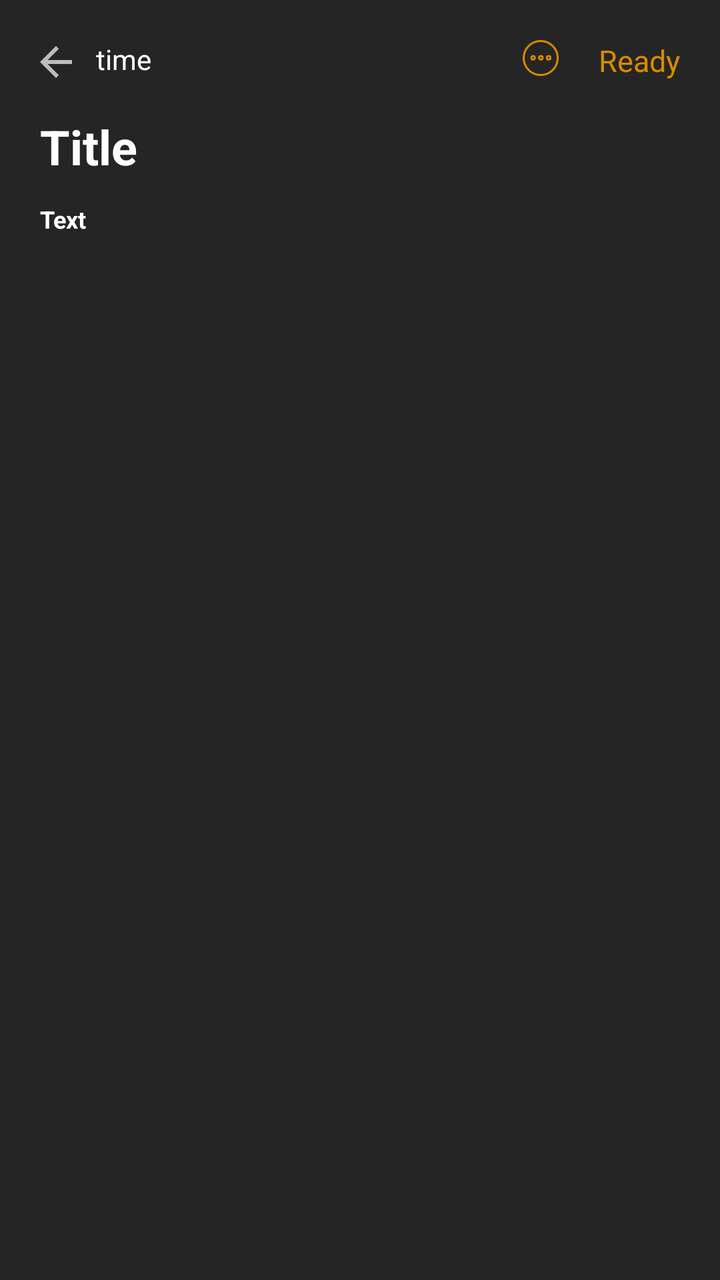
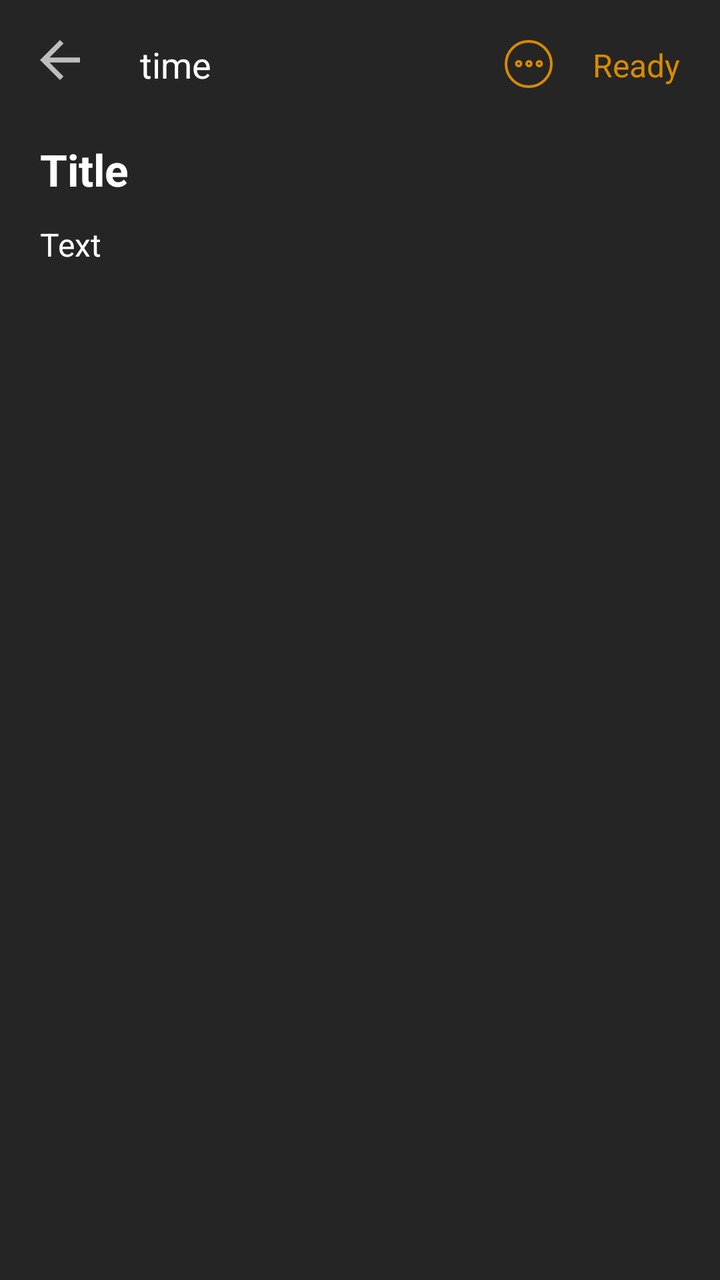

Screens rendered from an Android XML layout before and after an edit, with the pre-edit source and the edit as a unified diff.
<!-- AndroidManifest.xml: application theme Theme.Notes -->
<!-- res/layout/fragment_note.xml -->
<?xml version="1.0" encoding="utf-8"?>
<androidx.constraintlayout.widget.ConstraintLayout xmlns:android="http://schemas.android.com/apk/res/android"
    xmlns:app="http://schemas.android.com/apk/res-auto"
    xmlns:tools="http://schemas.android.com/tools"
    android:layout_width="match_parent"
    android:layout_height="match_parent"
    android:background="@color/dark_gray"
    tools:context=".ui.NoteFragment">

    <FrameLayout
        android:id="@+id/box1"
        android:layout_width="0dp"
        android:layout_height="22dp"
        android:layout_marginHorizontal="20dp"
        android:layout_marginTop="20dp"
        app:layout_constraintEnd_toStartOf="@id/btnReady"
        app:layout_constraintStart_toStartOf="parent"
        app:layout_constraintTop_toTopOf="parent">

        <ImageView
            android:id="@+id/btnBack"
            android:layout_width="16dp"
            android:layout_height="match_parent"
            android:layout_gravity="start"
            android:src="@drawable/img_back" />

        <TextView
            android:id="@+id/tvTime"
            android:layout_width="wrap_content"
            android:layout_height="match_parent"
            android:layout_gravity="start"
            android:layout_marginStart="28dp"
            android:text="@string/time"
            android:textColor="@color/white"
            android:textSize="14sp" />

        <ImageView
            android:id="@+id/btnOptions"
            android:layout_width="18dp"
            android:layout_height="18dp"
            android:layout_gravity="end"
            android:src="@drawable/img_color_pick_unselected" />

    </FrameLayout>

    <TextView
        android:id="@+id/btnReady"
        android:layout_width="wrap_content"
        android:layout_height="wrap_content"
        android:layout_marginEnd="20dp"
        android:text="@string/ready"
        android:textColor="@color/orange"
        android:textSize="15sp"
        app:layout_constraintEnd_toEndOf="parent"
        app:layout_constraintTop_toTopOf="@id/box1" />

    <LinearLayout
        android:layout_width="match_parent"
        android:layout_height="match_parent"
        android:layout_marginHorizontal="20dp"
        android:layout_marginTop="57dp"
        android:orientation="vertical">


        <EditText
            android:id="@+id/title"
            android:layout_width="match_parent"
            android:layout_height="wrap_content"
            android:layout_gravity="start|top"
            android:background="@null"
            android:hint="@string/title"
            android:textAlignment="textStart"
            android:textColorHint="@color/white"
            android:textSize="24sp"
            android:textStyle="bold" />

        <EditText
            android:id="@+id/text"
            android:layout_width="match_parent"
            android:layout_height="wrap_content"
            android:layout_gravity="start|top"
            android:layout_marginTop="12dp"
            android:background="@null"
            android:hint="@string/text"
            android:textAlignment="textStart"
            android:textColorHint="@color/white"
            android:textSize="12sp"
            android:textStyle="bold" />
    </LinearLayout>

    <androidx.cardview.widget.CardView
        android:id="@+id/options"
        android:layout_width="152dp"
        android:layout_height="140dp"
        android:backgroundTint="@color/gray"
        android:visibility="gone"
        app:cardCornerRadius="4dp"
        app:layout_constraintEnd_toEndOf="@id/box1"
        app:layout_constraintTop_toBottomOf="@id/box1">

        <FrameLayout
            android:layout_width="match_parent"
            android:layout_height="match_parent">

            <FrameLayout
                android:layout_width="match_parent"
                android:layout_height="30dp"
                android:layout_gravity="top"
                android:paddingHorizontal="12dp"
                android:paddingTop="8dp"
                android:paddingBottom="4dp">

                <TextView
                    android:layout_width="wrap_content"
                    android:layout_height="wrap_content"
                    android:text="@string/delete"
                    android:textColor="@color/red"
                    android:textSize="12sp" />

                <ImageView
                    android:id="@+id/btnDelete"
                    android:layout_width="18dp"
                    android:layout_height="18dp"
                    android:layout_gravity="end"
                    android:padding="3dp"
                    android:src="@drawable/img_trash" />

            </FrameLayout>

            <TextView
                android:layout_width="wrap_content"
                android:layout_height="wrap_content"
                android:layout_marginHorizontal="12dp"
                android:layout_marginTop="38dp"
                android:text="@string/change_color"
                android:textColor="@color/white"
                android:textSize="12sp" />

            <FrameLayout
                android:layout_width="match_parent"
                android:layout_height="68dp"
                android:layout_gravity="bottom"
                android:layout_marginHorizontal="12dp"
                android:layout_marginBottom="12dp">

                <LinearLayout
                    android:layout_width="match_parent"
                    android:layout_height="32dp"
                    android:layout_gravity="top">

                    <com.google.android.material.card.MaterialCardView
                        android:id="@+id/pick_yellow"
                        style="@style/ColorPick"
                        android:backgroundTint="@color/yellow_pick" />

                    <com.google.android.material.card.MaterialCardView
                        android:id="@+id/pick_purple"
                        style="@style/ColorPick"
                        android:layout_marginHorizontal="4dp"
                        android:backgroundTint="@color/purple_pick" />

                    <com.google.android.material.card.MaterialCardView
                        android:id="@+id/pick_pink"
                        style="@style/ColorPick"
                        android:backgroundTint="@color/pink_pick" />

                </LinearLayout>

                <LinearLayout
                    android:layout_width="match_parent"
                    android:layout_height="32dp"
                    android:layout_gravity="bottom">

                    <com.google.android.material.card.MaterialCardView
                        android:id="@+id/pick_red"
                        style="@style/ColorPick"
                        android:backgroundTint="@color/red_pick" />

                    <com.google.android.material.card.MaterialCardView
                        android:id="@+id/pick_green"
                        style="@style/ColorPick"
                        android:layout_marginHorizontal="4dp"
                        android:backgroundTint="@color/green_pick" />

                    <com.google.android.material.card.MaterialCardView
                        android:id="@+id/pick_blue"
                        style="@style/ColorPick"
                        android:backgroundTint="@color/blue_pick" />

                </LinearLayout>

            </FrameLayout>

        </FrameLayout>

    </androidx.cardview.widget.CardView>


</androidx.constraintlayout.widget.ConstraintLayout>
<!-- resources referenced by this layout -->
<resources>
  <color name="blue_pick">#9EFFFF</color>
  <color name="dark_gray">#252525</color>
  <color name="gray">#535353</color>
  <color name="green_pick">#91F48F</color>
  <color name="orange">#D88B02</color>
  <color name="pink_pick">#FD99FF</color>
  <color name="purple_pick">#B69CFF</color>
  <color name="red">#FF3B3B</color>
  <color name="red_pick">#FF9E9E</color>
  <color name="white">#FFFFFFFF</color>
  <color name="yellow_pick">#FFF599</color>
  <!-- drawable img_back (drawable) -->
  <vector xmlns:android="http://schemas.android.com/apk/res/android"
      android:width="16dp"
      android:height="16dp"
      android:viewportWidth="16"
      android:viewportHeight="16">
    <path
        android:pathData="M16,7H3.83L9.42,1.41L8,0L0,8L8,16L9.41,14.59L3.83,9H16V7Z"
        android:fillColor="#ffffff"
        android:fillAlpha="0.7"
        android:fillType="evenOdd"/>
  </vector>
  <!-- drawable img_color_pick_unselected (drawable) -->
  <vector xmlns:android="http://schemas.android.com/apk/res/android"
      android:width="18dp"
      android:height="18dp"
      android:viewportWidth="18"
      android:viewportHeight="18">
    <path
        android:strokeWidth="1"
        android:pathData="M9,9m-8.5,0a8.5,8.5 0,1 1,17 0a8.5,8.5 0,1 1,-17 0"
        android:fillColor="#00000000"
        android:strokeColor="#D88B02"/>
    <path
        android:strokeWidth="1"
        android:pathData="M5.241,8.886m-0.867,0a0.867,0.867 0,1 1,1.734 0a0.867,0.867 0,1 1,-1.734 0"
        android:fillColor="#000000"
        android:strokeColor="#D88B02"/>
    <path
        android:strokeWidth="1"
        android:pathData="M9.114,8.886m-0.867,0a0.867,0.867 0,1 1,1.734 0a0.867,0.867 0,1 1,-1.734 0"
        android:fillColor="#000000"
        android:strokeColor="#D88B02"/>
    <path
        android:strokeWidth="1"
        android:pathData="M12.987,8.886m-0.867,0a0.867,0.867 0,1 1,1.734 0a0.867,0.867 0,1 1,-1.734 0"
        android:fillColor="#000000"
        android:strokeColor="#D88B02"/>
  </vector>
  <!-- drawable img_trash (drawable) -->
  <vector xmlns:android="http://schemas.android.com/apk/res/android"
      android:width="12dp"
      android:height="14dp"
      android:viewportWidth="12"
      android:viewportHeight="14">
    <path
        android:pathData="M2.25,13.5C1.837,13.5 1.485,13.353 1.191,13.06C0.897,12.766 0.751,12.413 0.75,12V2.25H0V0.75H3.75V0H8.25V0.75H12V2.25H11.25V12C11.25,12.413 11.103,12.766 10.81,13.06C10.516,13.354 10.163,13.5 9.75,13.5H2.25ZM9.75,2.25H2.25V12H9.75V2.25ZM3.75,10.5H5.25V3.75H3.75V10.5ZM6.75,10.5H8.25V3.75H6.75V10.5Z"
        android:fillColor="#FF3B3B"/>
  </vector>
  <string name="change_color">Change color</string>
  <string name="delete">Delete</string>
  <string name="ready">Ready</string>
  <string name="text">Text</string>
  <string name="time">time</string>
  <string name="title">Title</string>
  <style name="ColorPick" parent="Widget.MaterialComponents.CardView">
          <item name="strokeColor">@color/orange</item>
          <item name="strokeWidth">0dp</item>
          <item name="cardCornerRadius">4dp</item>
          <item name="android:layout_width">40dp</item>
          <item name="android:layout_height">32dp</item>
      </style>
  <style name="Theme.Notes" parent="Base.Theme.Notes" />
  <style name="Base.Theme.Notes" parent="Theme.Material3.DayNight.NoActionBar">
          
          
      </style>
</resources>

<!-- the commit's change to res/layout/fragment_note.xml (unified diff, before → after) -->
@@ -5,12 +5,12 @@
     android:layout_width="match_parent"
     android:layout_height="match_parent"
     android:background="@color/dark_gray"
-    tools:context=".ui.NoteFragment">
+    tools:context=".ui.note.NoteFragment">
 
     <FrameLayout
         android:id="@+id/box1"
         android:layout_width="0dp"
-        android:layout_height="22dp"
+        android:layout_height="25dp"
         android:layout_marginHorizontal="20dp"
         android:layout_marginTop="20dp"
         app:layout_constraintEnd_toStartOf="@id/btnReady"
@@ -19,8 +19,8 @@
 
         <ImageView
             android:id="@+id/btnBack"
-            android:layout_width="16dp"
-            android:layout_height="match_parent"
+            android:layout_width="20dp"
+            android:layout_height="20dp"
             android:layout_gravity="start"
             android:src="@drawable/img_back" />
 
@@ -29,15 +29,15 @@
             android:layout_width="wrap_content"
             android:layout_height="match_parent"
             android:layout_gravity="start"
-            android:layout_marginStart="28dp"
+            android:layout_marginStart="50dp"
             android:text="@string/time"
             android:textColor="@color/white"
-            android:textSize="14sp" />
+            android:textSize="18sp" />
 
         <ImageView
             android:id="@+id/btnOptions"
-            android:layout_width="18dp"
-            android:layout_height="18dp"
+            android:layout_width="24dp"
+            android:layout_height="24dp"
             android:layout_gravity="end"
             android:src="@drawable/img_color_pick_unselected" />
 
@@ -50,7 +50,8 @@
         android:layout_marginEnd="20dp"
         android:text="@string/ready"
         android:textColor="@color/orange"
-        android:textSize="15sp"
+        android:textSize="16sp"
+        app:layout_constraintBottom_toBottomOf="@id/box1"
         app:layout_constraintEnd_toEndOf="parent"
         app:layout_constraintTop_toTopOf="@id/box1" />
 
@@ -58,7 +59,7 @@
         android:layout_width="match_parent"
         android:layout_height="match_parent"
         android:layout_marginHorizontal="20dp"
-        android:layout_marginTop="57dp"
+        android:layout_marginTop="70dp"
         android:orientation="vertical">
 
 
@@ -69,9 +70,10 @@
             android:layout_gravity="start|top"
             android:background="@null"
             android:hint="@string/title"
+            android:maxLines="1"
             android:textAlignment="textStart"
             android:textColorHint="@color/white"
-            android:textSize="24sp"
+            android:textSize="22sp"
             android:textStyle="bold" />
 
         <EditText
@@ -84,14 +86,13 @@
             android:hint="@string/text"
             android:textAlignment="textStart"
             android:textColorHint="@color/white"
-            android:textSize="12sp"
-            android:textStyle="bold" />
+            android:textSize="16sp" />
     </LinearLayout>
 
     <androidx.cardview.widget.CardView
         android:id="@+id/options"
-        android:layout_width="152dp"
-        android:layout_height="140dp"
+        android:layout_width="200dp"
+        android:layout_height="180dp"
         android:backgroundTint="@color/gray"
         android:visibility="gone"
         app:cardCornerRadius="4dp"
@@ -104,23 +105,23 @@
 
             <FrameLayout
                 android:layout_width="match_parent"
-                android:layout_height="30dp"
+                android:layout_height="50dp"
                 android:layout_gravity="top"
                 android:paddingHorizontal="12dp"
-                android:paddingTop="8dp"
-                android:paddingBottom="4dp">
+                android:paddingTop="12dp"
+                android:paddingBottom="6dp">
 
                 <TextView
                     android:layout_width="wrap_content"
                     android:layout_height="wrap_content"
                     android:text="@string/delete"
                     android:textColor="@color/red"
-                    android:textSize="12sp" />
+                    android:textSize="16sp" />
 
                 <ImageView
                     android:id="@+id/btnDelete"
-                    android:layout_width="18dp"
-                    android:layout_height="18dp"
+                    android:layout_width="20dp"
+                    android:layout_height="20dp"
                     android:layout_gravity="end"
                     android:padding="3dp"
                     android:src="@drawable/img_trash" />
@@ -131,21 +132,21 @@
                 android:layout_width="wrap_content"
                 android:layout_height="wrap_content"
                 android:layout_marginHorizontal="12dp"
-                android:layout_marginTop="38dp"
+                android:layout_marginTop="50dp"
                 android:text="@string/change_color"
                 android:textColor="@color/white"
-                android:textSize="12sp" />
+                android:textSize="14sp" />
 
             <FrameLayout
                 android:layout_width="match_parent"
-                android:layout_height="68dp"
+                android:layout_height="85dp"
                 android:layout_gravity="bottom"
                 android:layout_marginHorizontal="12dp"
                 android:layout_marginBottom="12dp">
 
                 <LinearLayout
                     android:layout_width="match_parent"
-                    android:layout_height="32dp"
+                    android:layout_height="wrap_content"
                     android:layout_gravity="top">
 
                     <com.google.android.material.card.MaterialCardView
@@ -156,7 +157,7 @@
                     <com.google.android.material.card.MaterialCardView
                         android:id="@+id/pick_purple"
                         style="@style/ColorPick"
-                        android:layout_marginHorizontal="4dp"
+                        android:layout_marginHorizontal="8dp"
                         android:backgroundTint="@color/purple_pick" />
 
                     <com.google.android.material.card.MaterialCardView
@@ -168,7 +169,7 @@
 
                 <LinearLayout
                     android:layout_width="match_parent"
-                    android:layout_height="32dp"
+                    android:layout_height="wrap_content"
                     android:layout_gravity="bottom">
 
                     <com.google.android.material.card.MaterialCardView
@@ -179,7 +180,7 @@
                     <com.google.android.material.card.MaterialCardView
                         android:id="@+id/pick_green"
                         style="@style/ColorPick"
-                        android:layout_marginHorizontal="4dp"
+                        android:layout_marginHorizontal="8dp"
                         android:backgroundTint="@color/green_pick" />
 
                     <com.google.android.material.card.MaterialCardView
<!-- resource entries referenced after the edit -->
@@ -70,8 +70,8 @@
           <item name="strokeColor">@color/orange</item>
           <item name="strokeWidth">0dp</item>
           <item name="cardCornerRadius">4dp</item>
-          <item name="android:layout_width">40dp</item>
-          <item name="android:layout_height">32dp</item>
+          <item name="android:layout_width">52dp</item>
+          <item name="android:layout_height">38dp</item>
       </style>
   <style name="Theme.Notes" parent="Base.Theme.Notes" />
   <style name="Base.Theme.Notes" parent="Theme.Material3.DayNight.NoActionBar">
